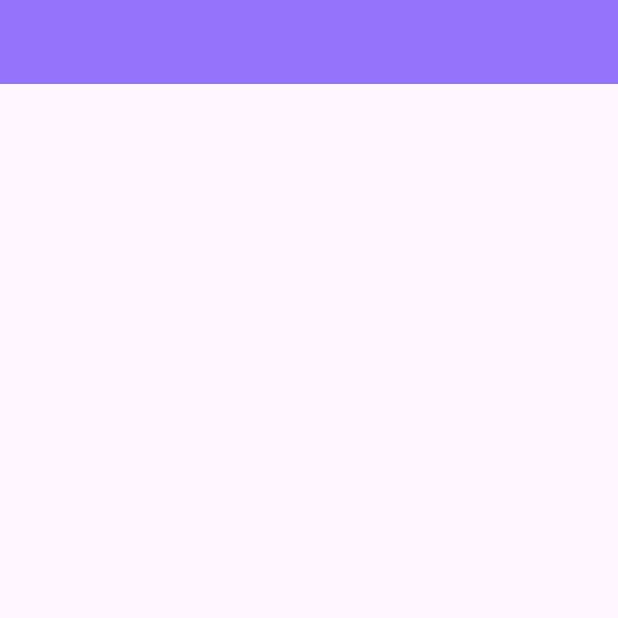
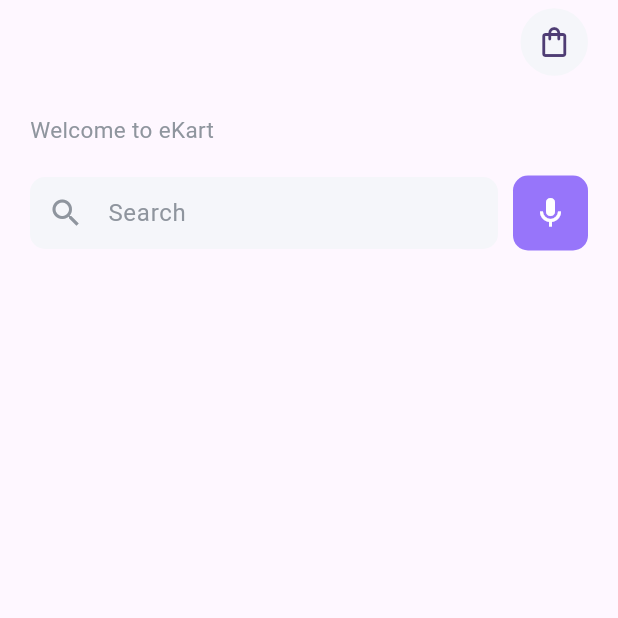
Before and after one commit to Akshaykakkodi/eKart, a Flutter app: the screen it shows after launch, on a phone screen of 412 x 824 dp, the top half of it. Run offline on Flutter 3.47's test engine with Material 3 defaults, Android fonts, the phone set to English and light mode, and no system bars; our stand-ins replace dio, lottie.

Commit message:
home screen updated with search bar

```diff
--- a/lib/main.dart
+++ b/lib/main.dart
@@ -1,4 +1,3 @@
-import 'package:ekart/constants/app_constants.dart';
 import 'package:ekart/products/controller/product_controller.dart';
 import 'package:ekart/splash_screen.dart';
 import 'package:flutter/material.dart';
@@ -21,7 +20,7 @@ class MyApp extends StatelessWidget {
     return MaterialApp(
       title: 'Flutter Demo',
       theme: ThemeData(
-        appBarTheme: AppBarTheme(backgroundColor: primaryColor),
+
         colorScheme: ColorScheme.fromSeed(seedColor: Colors.deepPurple),
         useMaterial3: true,
       ),
--- a/lib/products/view/home.dart
+++ b/lib/products/view/home.dart
@@ -1,3 +1,4 @@
+import 'package:ekart/constants/app_constants.dart';
 import 'package:flutter/material.dart';
 
 class Home extends StatelessWidget {
@@ -7,9 +8,67 @@ class Home extends StatelessWidget {
   Widget build(BuildContext context) {
 
     return  Scaffold(
-      appBar: AppBar(),
+      appBar: AppBar(
+        actions:const [
+          CircleAvatar(
+            radius: 22.5,
+            backgroundColor: Color(0xffF5F6FA),
+            child:  Center(child: Icon(Icons.shopping_bag_outlined)),
+          ),
+          SizedBox(width: 20,)
+
+        ],
+      ),
       body: Container(
+        width: double.infinity,
+        height: double.infinity,
+        padding:const EdgeInsets.only(top: 20,right: 20,left: 20),
+        child: Column(
+          crossAxisAlignment: CrossAxisAlignment.start,
+          children: [
+            const Text("Welcome to eKart",style: TextStyle(
+              fontSize: 15,
+              color: Color(0xff8F959E)
+            ),
+            ),
+           const SizedBox(height: 20,),
+            Row(
+              children: [
+                Expanded(
+                  child: TextFormField(
 
+                    decoration: InputDecoration(
+                      filled: true,
+                      fillColor:const Color(0xffF5F6FA),
+                      constraints:const BoxConstraints(
+                        maxHeight: 50,
+                      ),
+                      prefixIcon:const Icon(Icons.search,color: Color(0xff8F959E),),
+                      hintText: "Search",
+                      contentPadding:const EdgeInsets.all(5),
+                      hintStyle:const TextStyle(color: Color(0xff8F959E)),
+                      border: OutlineInputBorder(
+                        borderSide: BorderSide.none,
+                        borderRadius: BorderRadius.circular(10),
+                      )
+                    ),
+                  ),
+                ),
+                const SizedBox(width: 10,),
+
+                Container(
+                  height: 50,
+                  width: 50,
+                  decoration: BoxDecoration(
+                     borderRadius: BorderRadius.circular(10),
+                     color: primaryColor
+                  ),
+                  child:const Icon(Icons.mic_outlined,color: Colors.white,),
+                )
+              ],
+            )
+          ],
+        ),
       )
     );
   }
```
